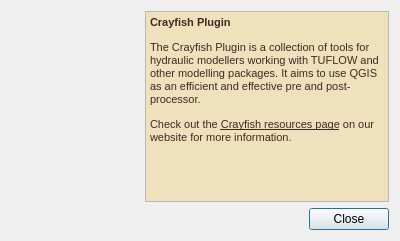
First picture: the form in qgis_plugin/crayfish_about_dialog_widget.ui, repository lutraconsulting/qgis-crayfish-plugin, before the edit.
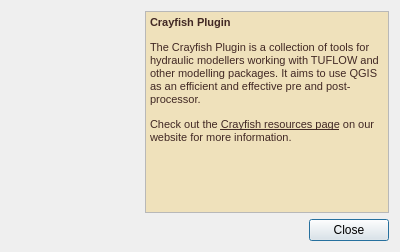
Second picture: the form after the edit.

Patch:
```diff
--- a/qgis_plugin/crayfish_about_dialog_widget.ui
+++ b/qgis_plugin/crayfish_about_dialog_widget.ui
@@ -7,7 +7,7 @@
     <x>0</x>
     <y>0</y>
     <width>400</width>
-    <height>241</height>
+    <height>252</height>
    </rect>
   </property>
   <property name="windowTitle">
@@ -77,7 +77,7 @@
         <string>&lt;!DOCTYPE HTML PUBLIC &quot;-//W3C//DTD HTML 4.0//EN&quot; &quot;http://www.w3.org/TR/REC-html40/strict.dtd&quot;&gt;
 &lt;html&gt;&lt;head&gt;&lt;meta name=&quot;qrichtext&quot; content=&quot;1&quot; /&gt;&lt;style type=&quot;text/css&quot;&gt;
 p, li { white-space: pre-wrap; }
-&lt;/style&gt;&lt;/head&gt;&lt;body style=&quot; font-family:'MS Shell Dlg 2'; font-size:8.25pt; font-weight:400; font-style:normal;&quot; bgcolor=&quot;#efe1bb&quot;&gt;
+&lt;/style&gt;&lt;/head&gt;&lt;body style=&quot; font-family:'Sans Serif'; font-size:9pt; font-weight:400; font-style:normal;&quot; bgcolor=&quot;#efe1bb&quot;&gt;
 &lt;p style=&quot; margin-top:18px; margin-bottom:12px; margin-left:0px; margin-right:0px; -qt-block-indent:0; text-indent:0px;&quot;&gt;&lt;span style=&quot; font-family:'FreeSans,Geneva,Arial,sans-serif'; font-size:8pt; font-weight:600; color:#412824;&quot;&gt;Crayfish Plugin&lt;/span&gt;&lt;/p&gt;
 &lt;p style=&quot; margin-top:12px; margin-bottom:12px; margin-left:0px; margin-right:0px; -qt-block-indent:0; text-indent:0px;&quot;&gt;&lt;span style=&quot; font-family:'FreeSans,Geneva,Arial,sans-serif'; font-size:8pt; color:#412824;&quot;&gt;The Crayfish Plugin is a collection of tools for hydraulic modellers working with TUFLOW and other modelling packages. It aims to use QGIS as an efficient and effective pre and post-processor.&lt;/span&gt;&lt;/p&gt;
 &lt;p style=&quot; margin-top:12px; margin-bottom:12px; margin-left:0px; margin-right:0px; -qt-block-indent:0; text-indent:0px;&quot;&gt;&lt;span style=&quot; font-family:'FreeSans,Geneva,Arial,sans-serif'; font-size:8pt; color:#412824;&quot;&gt;Check out the &lt;/span&gt;&lt;a href=&quot;http://www.lutraconsulting.co.uk/resources/crayfish&quot;&gt;&lt;span style=&quot; font-family:'FreeSans,Geneva,Arial,sans-serif'; font-size:8pt; text-decoration: underline; color:#412824;&quot;&gt;Crayfish resources page&lt;/span&gt;&lt;/a&gt;&lt;span style=&quot; font-family:'FreeSans,Geneva,Arial,sans-serif'; font-size:8pt; color:#412824;&quot;&gt; on our website for more information.&lt;/span&gt;&lt;/p&gt;&lt;/body&gt;&lt;/html&gt;</string>
```
